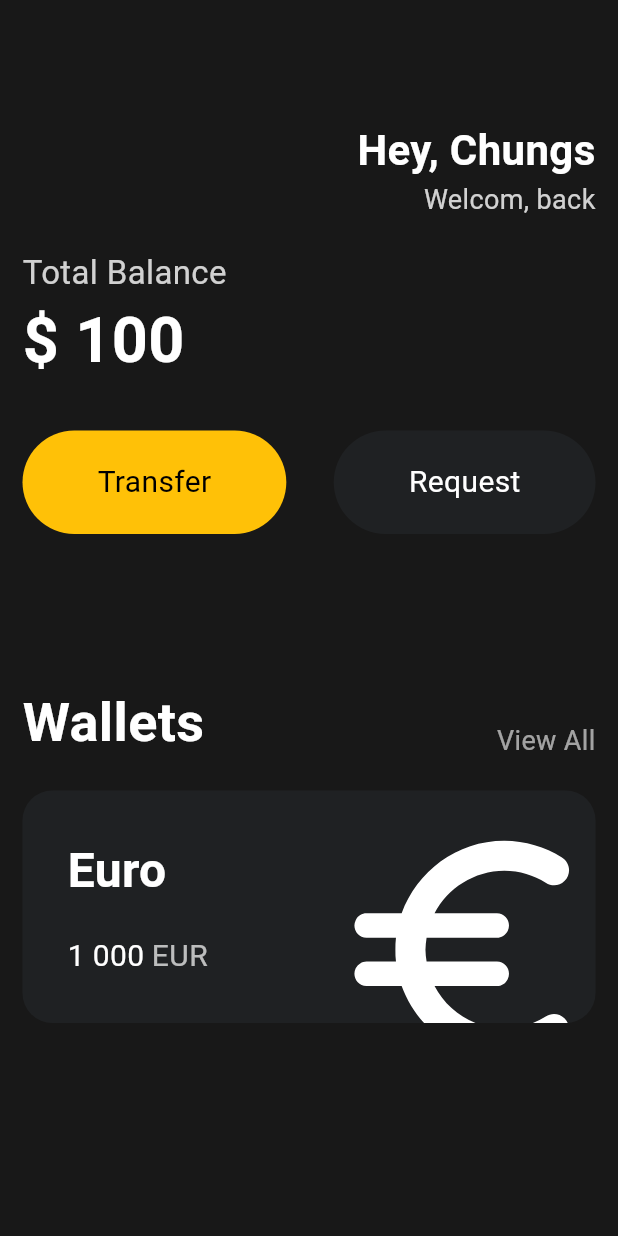
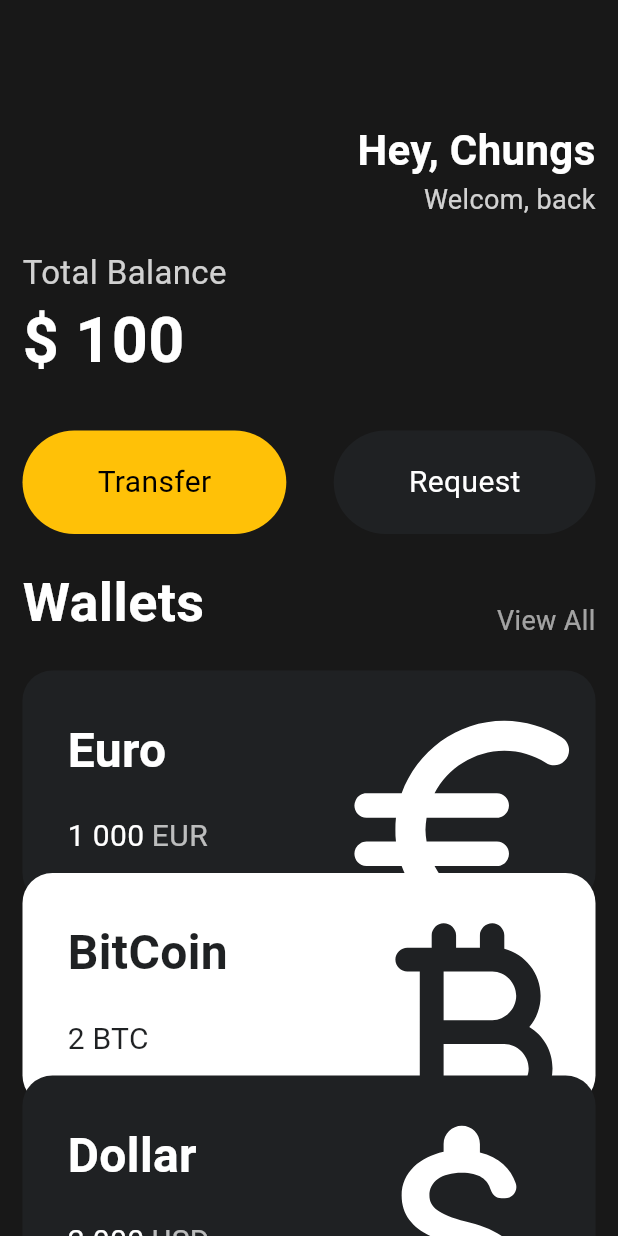
Before and after one commit to SonCS/toonflix-nomadcoder, a Flutter app: the screen it shows after launch, on a phone screen of 412 x 824 dp. Run offline on Flutter 3.47's test engine with Material 3 defaults, Android fonts, the phone set to English and light mode, and no system bars.

Commit message:
3.8 Reusable Cards

```diff
--- a/lib/main.dart
+++ b/lib/main.dart
@@ -1,5 +1,6 @@
 import 'package:flutter/material.dart';
 import 'package:toonflix/widgets/button.dart';
+import 'package:toonflix/widgets/currency_card.dart';
 
 void main() {
   runApp(const App());
@@ -13,7 +14,8 @@ class App extends StatelessWidget {
     return MaterialApp(
       home: Scaffold(
         backgroundColor: const Color(0xff181818),
-        body: Padding(
+        body: SingleChildScrollView(
+          child: Padding(
             padding: const EdgeInsets.symmetric(horizontal: 15),
             child: Column(
               crossAxisAlignment: CrossAxisAlignment.start,
@@ -81,7 +83,7 @@ class App extends StatelessWidget {
                   ],
                 ),
                 const SizedBox(
-                height: 100,
+                  height: 20,
                 ),
                 Row(
                   crossAxisAlignment: CrossAxisAlignment.end,
@@ -107,72 +109,37 @@ class App extends StatelessWidget {
                 const SizedBox(
                   height: 20,
                 ),
-              Container(
-                clipBehavior: Clip.hardEdge,
-                decoration: BoxDecoration(
-                  color: const Color(0xff1f2123),
-                  borderRadius: BorderRadius.circular(20),
+                const CurrencyCard(
+                  title: "Euro",
+                  amout: "1 000",
+                  units: "EUR",
+                  icon: Icons.euro_rounded,
+                  isInverted: false,
                 ),
-                child: Padding(
-                  padding: const EdgeInsets.all(30),
-                  child: Row(
-                    mainAxisAlignment: MainAxisAlignment.spaceBetween,
-                    children: [
-                      Column(
-                        crossAxisAlignment: CrossAxisAlignment.start,
-                        children: [
-                          const Text(
-                            'Euro',
-                            style: TextStyle(
-                              color: Colors.white,
-                              fontSize: 32,
-                              fontWeight: FontWeight.w600,
+                Transform.translate(
+                  offset: const Offset(0, -20),
+                  child: const CurrencyCard(
+                    title: "BitCoin",
+                    amout: "2",
+                    units: "BTC",
+                    icon: Icons.currency_bitcoin_rounded,
+                    isInverted: true,
                   ),
                 ),
-                          const SizedBox(
-                            height: 20,
-                          ),
-                          Row(
-                            children: [
-                              const Text(
-                                '1 000',
-                                style: TextStyle(
-                                  color: Colors.white,
-                                  fontSize: 20,
-                                ),
-                              ),
-                              const SizedBox(
-                                width: 5,
-                              ),
-                              Text(
-                                'EUR',
-                                style: TextStyle(
-                                  color: Colors.white.withOpacity(0.7),
-                                  fontSize: 20,
-                                ),
-                              ),
-                            ],
-                          ),
-                        ],
-                      ),
-                      Transform.scale(
-                        scale: 2.2,
-                        child: Transform.translate(
-                          offset: const Offset(-5, 13),
-                          child: const Icon(
-                            Icons.euro_rounded,
-                            color: Colors.white,
-                            size: 88,
-                          ),
+                Transform.translate(
+                  offset: const Offset(0, -40),
+                  child: const CurrencyCard(
+                    title: "Dollar",
+                    amout: "2 000",
+                    units: "USD",
+                    icon: Icons.attach_money_rounded,
+                    isInverted: false,
                   ),
                 ),
               ],
             ),
           ),
         ),
-            ],
-          ),
-        ),
       ),
     );
   }
--- /dev/null
+++ b/lib/widgets/currency_card.dart
@@ -0,0 +1,86 @@
+import 'package:flutter/material.dart';
+
+class CurrencyCard extends StatelessWidget {
+  final String title, amout, units;
+  final IconData icon;
+  final bool isInverted;
+
+  final _blackColor = const Color(0xff1f2123);
+
+  const CurrencyCard(
+      {super.key,
+      required this.title,
+      required this.amout,
+      required this.units,
+      required this.icon,
+      required this.isInverted});
+
+  @override
+  Widget build(BuildContext context) {
+    return Container(
+      clipBehavior: Clip.hardEdge,
+      decoration: BoxDecoration(
+        color: isInverted ? Colors.white : _blackColor,
+        borderRadius: BorderRadius.circular(20),
+      ),
+      child: Padding(
+        padding: const EdgeInsets.all(30),
+        child: Row(
+          mainAxisAlignment: MainAxisAlignment.spaceBetween,
+          children: [
+            Column(
+              crossAxisAlignment: CrossAxisAlignment.start,
+              children: [
+                Text(
+                  title,
+                  style: TextStyle(
+                    color: isInverted ? _blackColor : Colors.white,
+                    fontSize: 32,
+                    fontWeight: FontWeight.w600,
+                  ),
+                ),
+                const SizedBox(
+                  height: 20,
+                ),
+                Row(
+                  children: [
+                    Text(
+                      amout,
+                      style: TextStyle(
+                        color: isInverted ? _blackColor : Colors.white,
+                        fontSize: 20,
+                      ),
+                    ),
+                    const SizedBox(
+                      width: 5,
+                    ),
+                    Text(
+                      units,
+                      style: TextStyle(
+                        color: isInverted
+                            ? _blackColor
+                            : Colors.white .withOpacity(0.7),
+                        fontSize: 20,
+                      ),
+                    ),
+                  ],
+                ),
+              ],
+            ),
+            Transform.scale(
+              scale: 2.2,
+              child: Transform.translate(
+                offset: const Offset(-5, 13),
+                child: Icon(
+                  icon,
+                  color: isInverted ? const Color(0xff1f2123) : Colors.white,
+                  size: 88,
+                ),
+              ),
+            ),
+          ],
+        ),
+      ),
+    );
+  }
+}
```
Lines whose indentation alone changed are shown as unchanged.
